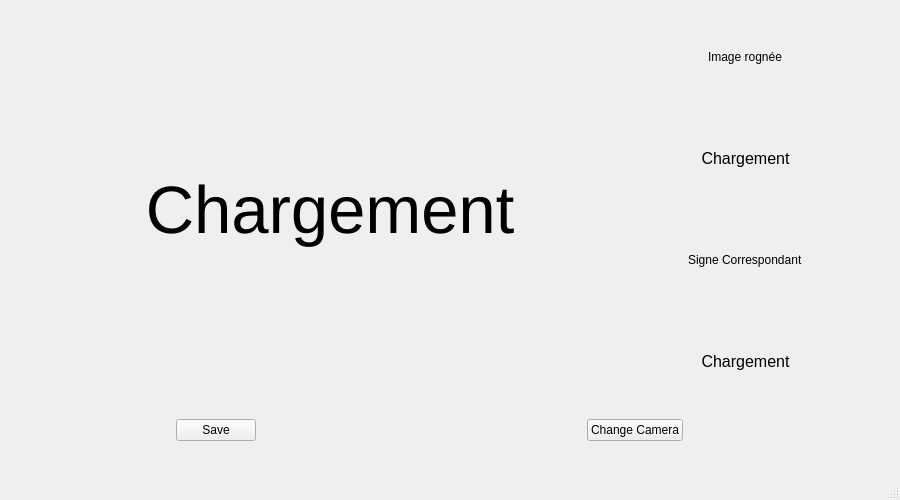
The window that interface.ui (ComteHerrapait/JutsuDance) describes before a commit, drawn with Qt 5.
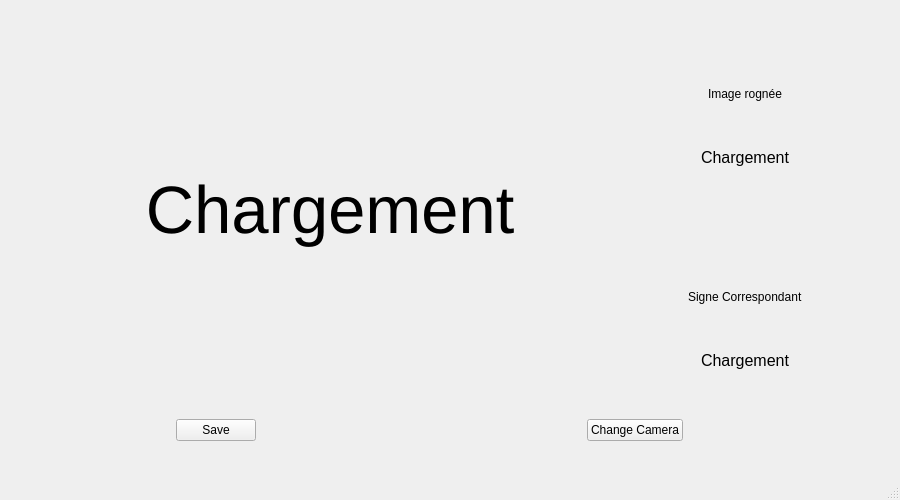
The same window after the commit.

Commit message: interface v0.2 - Classification en direct - performance en berne

```diff
--- a/interface.ui
+++ b/interface.ui
@@ -75,15 +75,29 @@
      </sizepolicy>
     </property>
     <layout class="QVBoxLayout" name="verticalLayout">
-     <item alignment="Qt::AlignHCenter|Qt::AlignVCenter">
+     <item>
+      <layout class="QVBoxLayout" name="verticalLayout_2">
+       <item alignment="Qt::AlignHCenter|Qt::AlignBottom">
       <widget class="QLabel" name="titre1">
        <property name="text">
         <string>Image rognée</string>
        </property>
       </widget>
      </item>
-     <item alignment="Qt::AlignHCenter|Qt::AlignVCenter">
+       <item alignment="Qt::AlignHCenter|Qt::AlignTop">
       <widget class="QLabel" name="label2">
+         <property name="sizePolicy">
+          <sizepolicy hsizetype="Fixed" vsizetype="Fixed">
+           <horstretch>0</horstretch>
+           <verstretch>0</verstretch>
+          </sizepolicy>
+         </property>
+         <property name="minimumSize">
+          <size>
+           <width>100</width>
+           <height>100</height>
+          </size>
+         </property>
        <property name="font">
         <font>
          <pointsize>12</pointsize>
@@ -97,15 +111,31 @@
        </property>
       </widget>
      </item>
-     <item alignment="Qt::AlignHCenter|Qt::AlignVCenter">
+      </layout>
+     </item>
+     <item>
+      <layout class="QVBoxLayout" name="verticalLayout_3">
+       <item alignment="Qt::AlignHCenter|Qt::AlignBottom">
       <widget class="QLabel" name="titre2">
        <property name="text">
         <string>Signe Correspondant</string>
        </property>
       </widget>
      </item>
-     <item alignment="Qt::AlignHCenter|Qt::AlignVCenter">
+       <item alignment="Qt::AlignHCenter|Qt::AlignTop">
       <widget class="QLabel" name="label3">
+         <property name="sizePolicy">
+          <sizepolicy hsizetype="Fixed" vsizetype="Fixed">
+           <horstretch>0</horstretch>
+           <verstretch>0</verstretch>
+          </sizepolicy>
+         </property>
+         <property name="minimumSize">
+          <size>
+           <width>100</width>
+           <height>100</height>
+          </size>
+         </property>
        <property name="font">
         <font>
          <pointsize>12</pointsize>
@@ -118,6 +148,8 @@
         <set>Qt::AlignCenter</set>
        </property>
       </widget>
+       </item>
+      </layout>
      </item>
     </layout>
    </widget>
```
Lines whose indentation alone changed are shown as unchanged. The commit also changes 23 other files.
